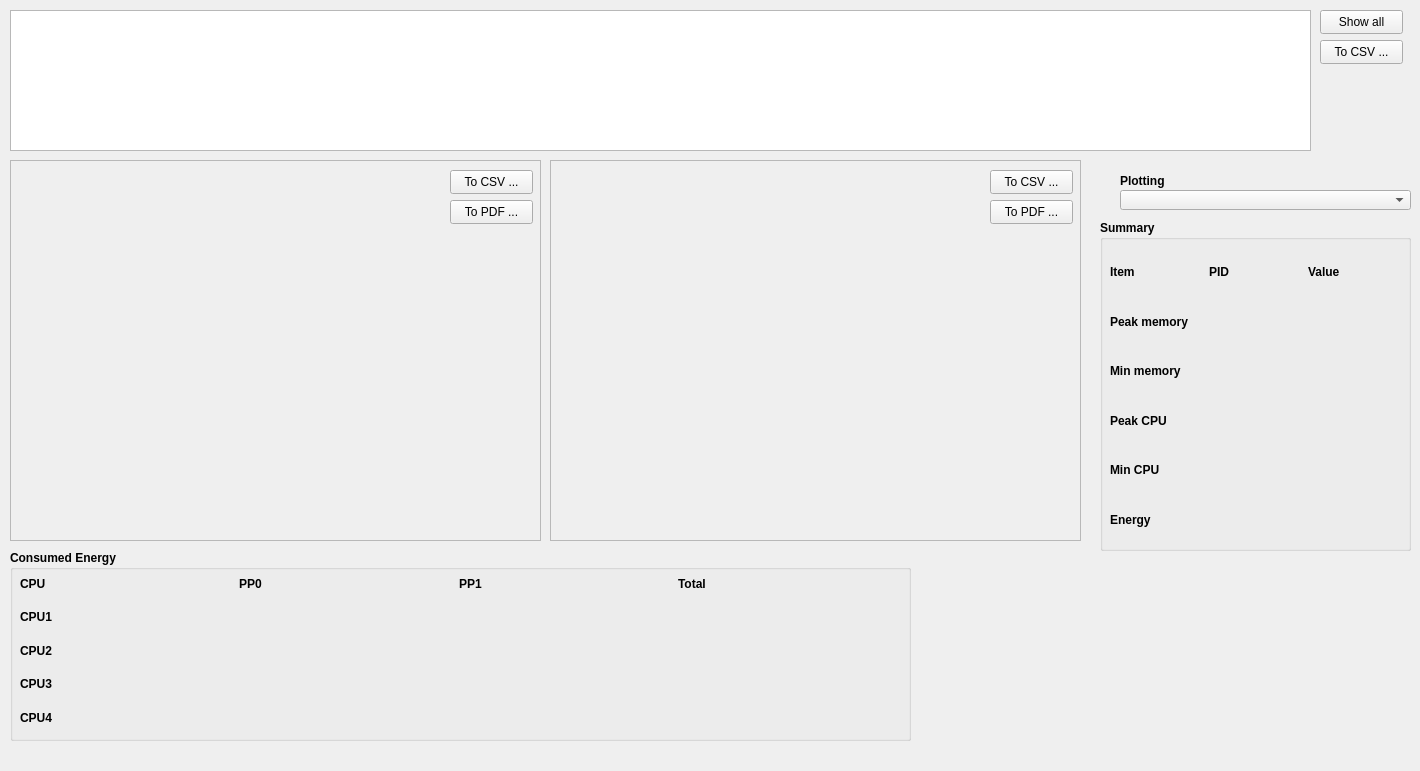
Before: the Qt Designer form src/MonitoringProcesses/view/DataWidget.ui in jmabuin/CPM, drawn with Qt 5.
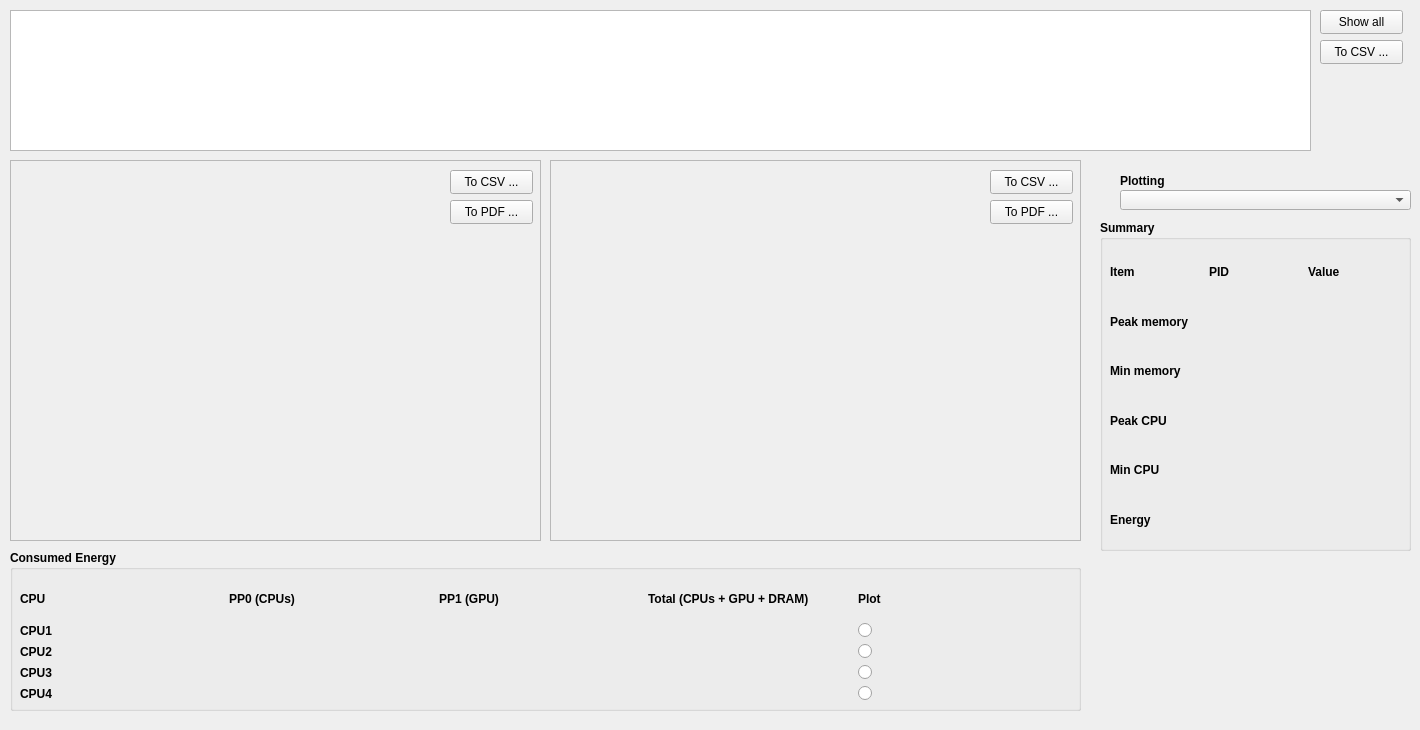
After: the same form once the commit is applied. Custom widgets are drawn as their Qt base class.

Commit message: Plot energy measures feature added

The edit to the form file:
```diff
--- a/src/MonitoringProcesses/view/DataWidget.ui
+++ b/src/MonitoringProcesses/view/DataWidget.ui
@@ -7,12 +7,15 @@
     <x>0</x>
     <y>0</y>
     <width>1420</width>
-    <height>771</height>
+    <height>730</height>
    </rect>
   </property>
   <property name="windowTitle">
    <string>Form</string>
   </property>
+  <property name="autoFillBackground">
+   <bool>false</bool>
+  </property>
   <widget class="QComboBox" name="comboBox_Plotting">
    <property name="geometry">
     <rect>
@@ -457,8 +460,8 @@
     <rect>
      <x>10</x>
      <y>550</y>
-     <width>901</width>
-     <height>191</height>
+     <width>1071</width>
+     <height>161</height>
     </rect>
    </property>
    <property name="font">
@@ -467,6 +470,12 @@
      <bold>true</bold>
     </font>
    </property>
+   <property name="autoFillBackground">
+    <bool>false</bool>
+   </property>
+   <property name="styleSheet">
+    <string notr="true"/>
+   </property>
    <property name="title">
     <string>Consumed Energy</string>
    </property>
@@ -474,9 +483,9 @@
     <property name="geometry">
      <rect>
       <x>10</x>
-      <y>20</y>
-      <width>871</width>
-      <height>161</height>
+      <y>30</y>
+      <width>1041</width>
+      <height>121</height>
      </rect>
     </property>
     <layout class="QGridLayout" name="gridLayout_Energy">
@@ -488,8 +497,11 @@
          <bold>true</bold>
         </font>
        </property>
+       <property name="frameShape">
+        <enum>QFrame::NoFrame</enum>
+       </property>
        <property name="text">
-        <string>PP0</string>
+        <string>PP0 (CPUs)</string>
        </property>
       </widget>
      </item>
@@ -501,6 +513,9 @@
          <bold>true</bold>
         </font>
        </property>
+       <property name="frameShape">
+        <enum>QFrame::NoFrame</enum>
+       </property>
        <property name="text">
         <string>CPU4</string>
        </property>
@@ -514,8 +529,11 @@
          <bold>true</bold>
         </font>
        </property>
+       <property name="frameShape">
+        <enum>QFrame::NoFrame</enum>
+       </property>
        <property name="text">
-        <string>PP1</string>
+        <string>PP1 (GPU)</string>
        </property>
       </widget>
      </item>
@@ -527,6 +545,9 @@
          <bold>true</bold>
         </font>
        </property>
+       <property name="frameShape">
+        <enum>QFrame::NoFrame</enum>
+       </property>
        <property name="text">
         <string>CPU3</string>
        </property>
@@ -540,24 +561,14 @@
          <bold>true</bold>
         </font>
        </property>
+       <property name="frameShape">
+        <enum>QFrame::NoFrame</enum>
+       </property>
        <property name="text">
         <string>CPU2</string>
        </property>
       </widget>
      </item>
-     <item row="0" column="0">
-      <widget class="QLabel" name="label_CPU">
-       <property name="font">
-        <font>
-         <weight>75</weight>
-         <bold>true</bold>
-        </font>
-       </property>
-       <property name="text">
-        <string>CPU</string>
-       </property>
-      </widget>
-     </item>
      <item row="1" column="0">
       <widget class="QLabel" name="label_CPU1">
        <property name="font">
@@ -566,6 +577,9 @@
          <bold>true</bold>
         </font>
        </property>
+       <property name="frameShape">
+        <enum>QFrame::NoFrame</enum>
+       </property>
        <property name="text">
         <string>CPU1</string>
        </property>
@@ -579,8 +593,11 @@
          <bold>true</bold>
         </font>
        </property>
+       <property name="frameShape">
+        <enum>QFrame::NoFrame</enum>
+       </property>
        <property name="text">
-        <string>Total</string>
+        <string>Total (CPUs + GPU + DRAM)</string>
        </property>
       </widget>
      </item>
@@ -592,6 +609,9 @@
          <bold>false</bold>
         </font>
        </property>
+       <property name="frameShape">
+        <enum>QFrame::NoFrame</enum>
+       </property>
        <property name="text">
         <string/>
        </property>
@@ -605,6 +625,9 @@
          <bold>false</bold>
         </font>
        </property>
+       <property name="frameShape">
+        <enum>QFrame::NoFrame</enum>
+       </property>
        <property name="text">
         <string/>
        </property>
@@ -618,6 +641,12 @@
          <bold>false</bold>
         </font>
        </property>
+       <property name="autoFillBackground">
+        <bool>false</bool>
+       </property>
+       <property name="frameShape">
+        <enum>QFrame::NoFrame</enum>
+       </property>
        <property name="text">
         <string/>
        </property>
@@ -631,6 +660,9 @@
          <bold>false</bold>
         </font>
        </property>
+       <property name="frameShape">
+        <enum>QFrame::NoFrame</enum>
+       </property>
        <property name="text">
         <string/>
        </property>
@@ -644,6 +676,9 @@
          <bold>false</bold>
         </font>
        </property>
+       <property name="frameShape">
+        <enum>QFrame::NoFrame</enum>
+       </property>
        <property name="text">
         <string/>
        </property>
@@ -657,6 +692,9 @@
          <bold>false</bold>
         </font>
        </property>
+       <property name="frameShape">
+        <enum>QFrame::NoFrame</enum>
+       </property>
        <property name="text">
         <string/>
        </property>
@@ -670,6 +708,9 @@
          <bold>false</bold>
         </font>
        </property>
+       <property name="frameShape">
+        <enum>QFrame::NoFrame</enum>
+       </property>
        <property name="text">
         <string/>
        </property>
@@ -683,6 +724,9 @@
          <bold>false</bold>
         </font>
        </property>
+       <property name="frameShape">
+        <enum>QFrame::NoFrame</enum>
+       </property>
        <property name="text">
         <string/>
        </property>
@@ -696,6 +740,9 @@
          <bold>false</bold>
         </font>
        </property>
+       <property name="frameShape">
+        <enum>QFrame::NoFrame</enum>
+       </property>
        <property name="text">
         <string/>
        </property>
@@ -709,6 +756,9 @@
          <bold>false</bold>
         </font>
        </property>
+       <property name="frameShape">
+        <enum>QFrame::NoFrame</enum>
+       </property>
        <property name="text">
         <string/>
        </property>
@@ -722,6 +772,9 @@
          <bold>false</bold>
         </font>
        </property>
+       <property name="frameShape">
+        <enum>QFrame::NoFrame</enum>
+       </property>
        <property name="text">
         <string/>
        </property>
@@ -735,6 +788,75 @@
          <bold>false</bold>
         </font>
        </property>
+       <property name="frameShape">
+        <enum>QFrame::NoFrame</enum>
+       </property>
+       <property name="text">
+        <string/>
+       </property>
+      </widget>
+     </item>
+     <item row="0" column="4">
+      <widget class="QLabel" name="label_Plot_Energy">
+       <property name="font">
+        <font>
+         <weight>75</weight>
+         <bold>true</bold>
+        </font>
+       </property>
+       <property name="frameShape">
+        <enum>QFrame::NoFrame</enum>
+       </property>
+       <property name="text">
+        <string>Plot</string>
+       </property>
+      </widget>
+     </item>
+     <item row="0" column="0">
+      <widget class="QLabel" name="label_CPU">
+       <property name="font">
+        <font>
+         <weight>75</weight>
+         <bold>true</bold>
+        </font>
+       </property>
+       <property name="frameShape">
+        <enum>QFrame::NoFrame</enum>
+       </property>
+       <property name="text">
+        <string>CPU</string>
+       </property>
+      </widget>
+     </item>
+     <item row="1" column="4">
+      <widget class="QRadioButton" name="radioButton_Plot_CPU1">
+       <property name="autoFillBackground">
+        <bool>false</bool>
+       </property>
+       <property name="styleSheet">
+        <string notr="true"/>
+       </property>
+       <property name="text">
+        <string/>
+       </property>
+      </widget>
+     </item>
+     <item row="2" column="4">
+      <widget class="QRadioButton" name="radioButton_Plot_CPU2">
+       <property name="text">
+        <string/>
+       </property>
+      </widget>
+     </item>
+     <item row="3" column="4">
+      <widget class="QRadioButton" name="radioButton_Plot_CPU3">
+       <property name="text">
+        <string/>
+       </property>
+      </widget>
+     </item>
+     <item row="4" column="4">
+      <widget class="QRadioButton" name="radioButton_Plot_CPU4">
        <property name="text">
         <string/>
        </property>
```
The commit also changes 2 other files.
